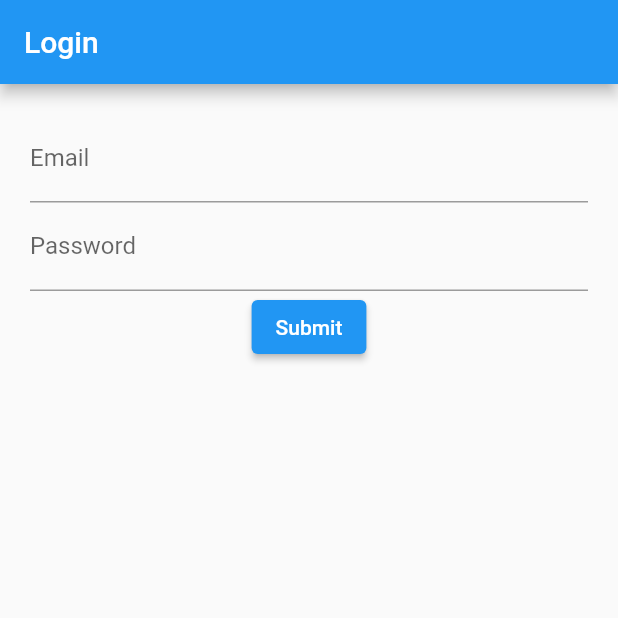
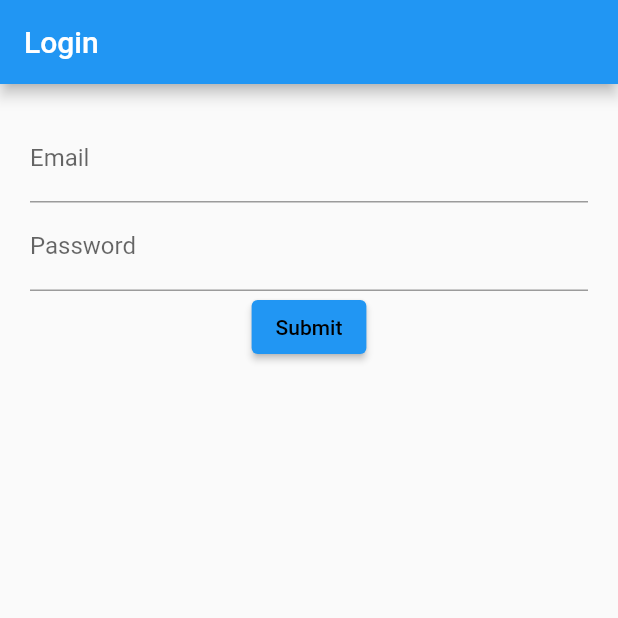
Before and after one commit to dulangakithmini/login-stateful, a Flutter app: the screen it shows after launch, on a phone screen of 412 x 824 dp, the top half of it. Run offline on Flutter 3.47's test engine with Material 2 defaults, Android fonts, the phone set to English and light mode, and no system bars.

```diff
--- a/lib/src/screens/login_screen.dart
+++ b/lib/src/screens/login_screen.dart
@@ -46,9 +46,16 @@ class _LoginScreenState extends State<LoginScreen> {
   }
 
   Widget submitButton() {
+    /// Create an ElevatedButton
     return ElevatedButton(
       onPressed: () {},
       child: Text('Submit'),
+
+      /// Get styles to ElevatedButton
+      style: ElevatedButton.styleFrom(
+        /// Color of the text on the button
+        onPrimary: Colors.black,
+      ),
     );
   }
 }
```
